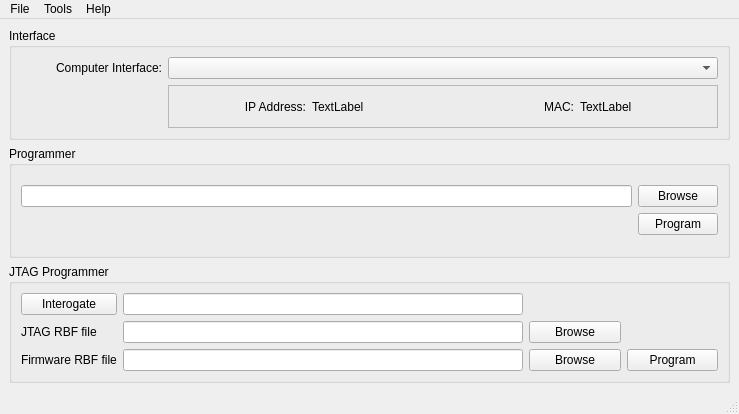
Qt form KV0S/hpsdr-programmers/HPSDRBootloader/mainwindow.ui (TAPR/OpenHPSDR-SVN) before a commit.
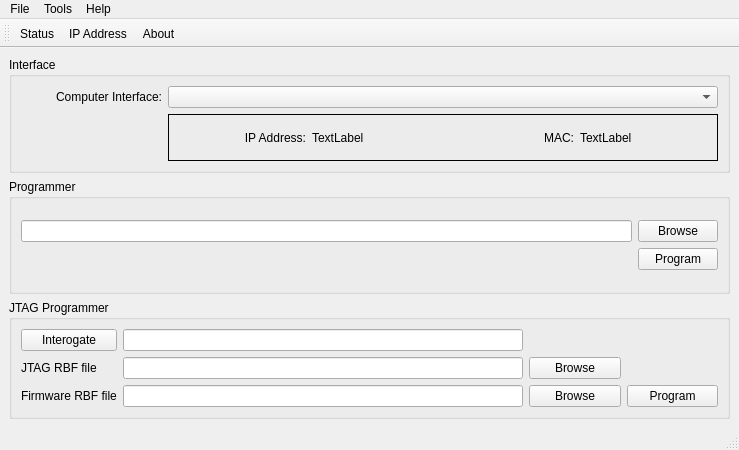
The same form after that commit. Icons and pictures are not drawn.

What changed in the file:
```diff
--- a/KV0S/hpsdr-programmers/HPSDRBootloader/mainwindow.ui
+++ b/KV0S/hpsdr-programmers/HPSDRBootloader/mainwindow.ui
@@ -7,7 +7,7 @@
     <x>0</x>
     <y>0</y>
     <width>739</width>
-    <height>414</height>
+    <height>450</height>
    </rect>
   </property>
   <property name="windowTitle">
@@ -59,10 +59,10 @@
          <item row="1" column="1">
           <widget class="QFrame" name="frame">
            <property name="frameShape">
-            <enum>QFrame::StyledPanel</enum>
+            <enum>QFrame::Panel</enum>
            </property>
            <property name="frameShadow">
-            <enum>QFrame::Raised</enum>
+            <enum>QFrame::Plain</enum>
            </property>
            <layout class="QHBoxLayout" name="horizontalLayout">
             <item>
@@ -315,7 +315,21 @@
    <addaction name="menuTools"/>
    <addaction name="menuHelp"/>
   </widget>
-  <widget class="QStatusBar" name="statusbar"/>
+  <widget class="QStatusBar" name="statusBar"/>
+  <widget class="QToolBar" name="toolBar">
+   <property name="windowTitle">
+    <string>toolBar</string>
+   </property>
+   <attribute name="toolBarArea">
+    <enum>TopToolBarArea</enum>
+   </attribute>
+   <attribute name="toolBarBreak">
+    <bool>false</bool>
+   </attribute>
+   <addaction name="actionStatus"/>
+   <addaction name="actionIP_Address"/>
+   <addaction name="actionAbout"/>
+  </widget>
   <action name="actionQuit">
    <property name="text">
     <string>Quit</string>
```
Left out of the diff: 39 changed lines with no effect on the pictures.
